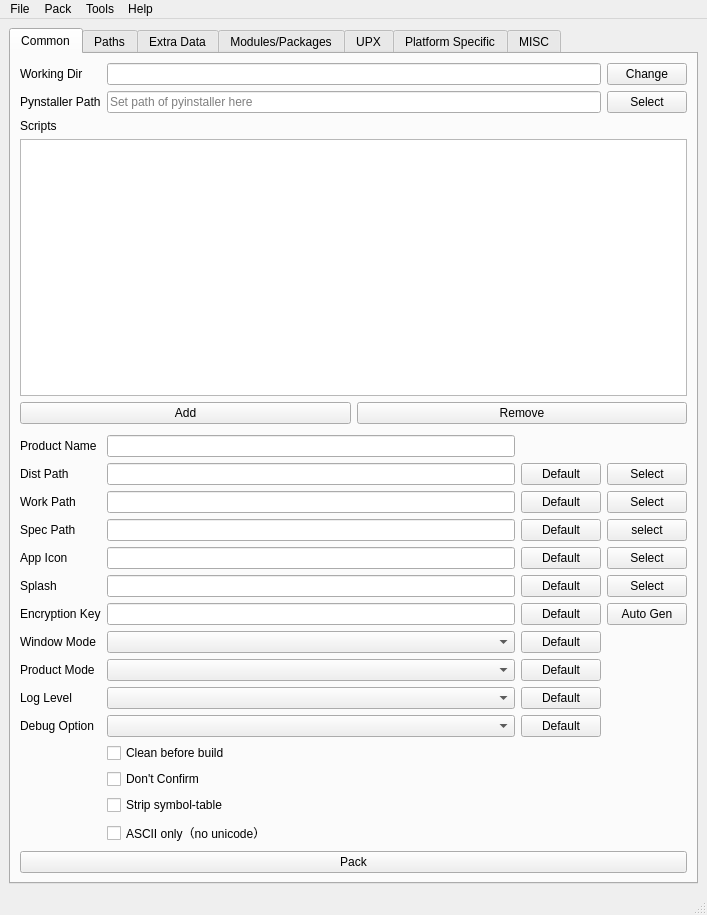
Above: ui/design/main.ui from zimolab/PyInstallerGUI before the change. Below: the same form after it.
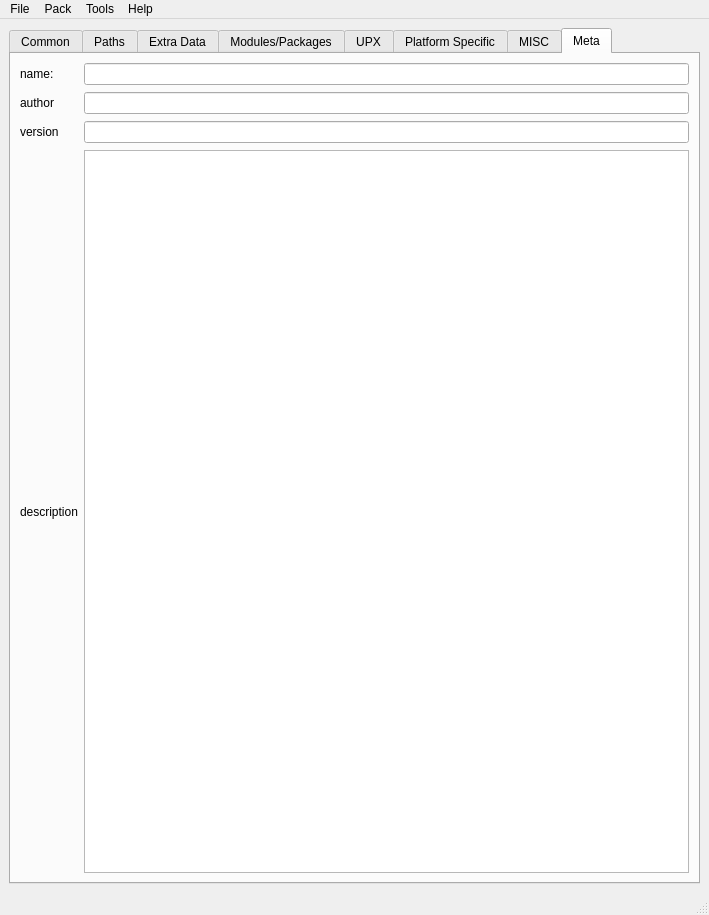
That is the form after the change. The open tabs and pages were chosen to show the change. Custom widgets are drawn as their Qt base class.

What changed in the file:
```diff
--- a/ui/design/main.ui
+++ b/ui/design/main.ui
@@ -7,7 +7,7 @@
    <rect>
     <x>0</x>
     <y>0</y>
-    <width>707</width>
+    <width>709</width>
     <height>915</height>
    </rect>
   </property>
@@ -1105,6 +1105,66 @@
         </item>
        </layout>
       </widget>
+      <widget class="QWidget" name="metaTab">
+       <attribute name="title">
+        <string>Meta</string>
+       </attribute>
+       <layout class="QVBoxLayout" name="verticalLayout_4">
+        <item>
+         <layout class="QGridLayout" name="gridLayout_3">
+          <property name="sizeConstraint">
+           <enum>QLayout::SetDefaultConstraint</enum>
+          </property>
+          <property name="bottomMargin">
+           <number>0</number>
+          </property>
+          <property name="verticalSpacing">
+           <number>7</number>
+          </property>
+          <item row="0" column="0">
+           <widget class="QLabel" name="nameLabel">
+            <property name="text">
+             <string>name:</string>
+            </property>
+           </widget>
+          </item>
+          <item row="0" column="1">
+           <widget class="QLineEdit" name="lineEdit_2"/>
+          </item>
+          <item row="1" column="0">
+           <widget class="QLabel" name="label">
+            <property name="text">
+             <string>author</string>
+            </property>
+           </widget>
+          </item>
+          <item row="1" column="1">
+           <widget class="QLineEdit" name="lineEdit_3"/>
+          </item>
+          <item row="2" column="0">
+           <widget class="QLabel" name="label_2">
+            <property name="text">
+             <string>version</string>
+            </property>
+           </widget>
+          </item>
+          <item row="2" column="1">
+           <widget class="QLineEdit" name="lineEdit_4"/>
+          </item>
+          <item row="3" column="0">
+           <widget class="QLabel" name="label_3">
+            <property name="text">
+             <string>description</string>
+            </property>
+           </widget>
+          </item>
+          <item row="3" column="1">
+           <widget class="QTextEdit" name="textEdit"/>
+          </item>
+         </layout>
+        </item>
+       </layout>
+      </widget>
      </widget>
     </item>
    </layout>
@@ -1114,7 +1174,7 @@
     <rect>
      <x>0</x>
      <y>0</y>
-     <width>707</width>
+     <width>709</width>
      <height>23</height>
     </rect>
    </property>
```
Left out of the diff: 12 changed lines with no effect on the pictures.
